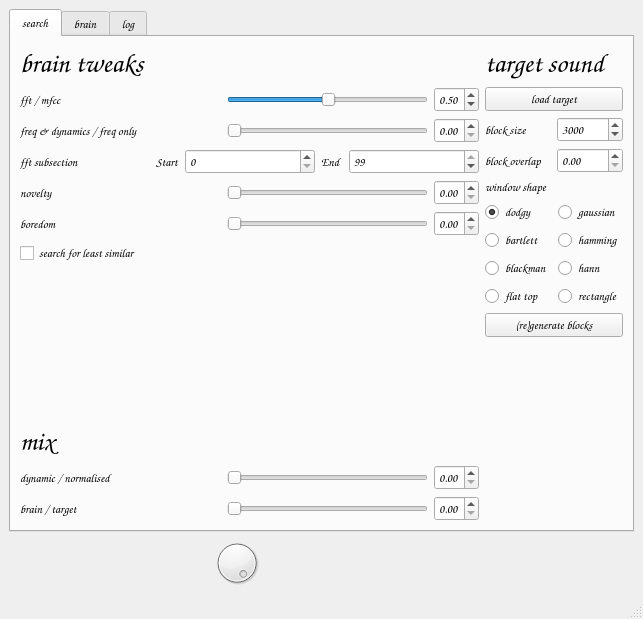
Above: samplebrain/interface/samplebrain.ui from aeiouaeiouaeiouaeiouaeiouaeiou/samplebrain before the change. Below: the same form after it.
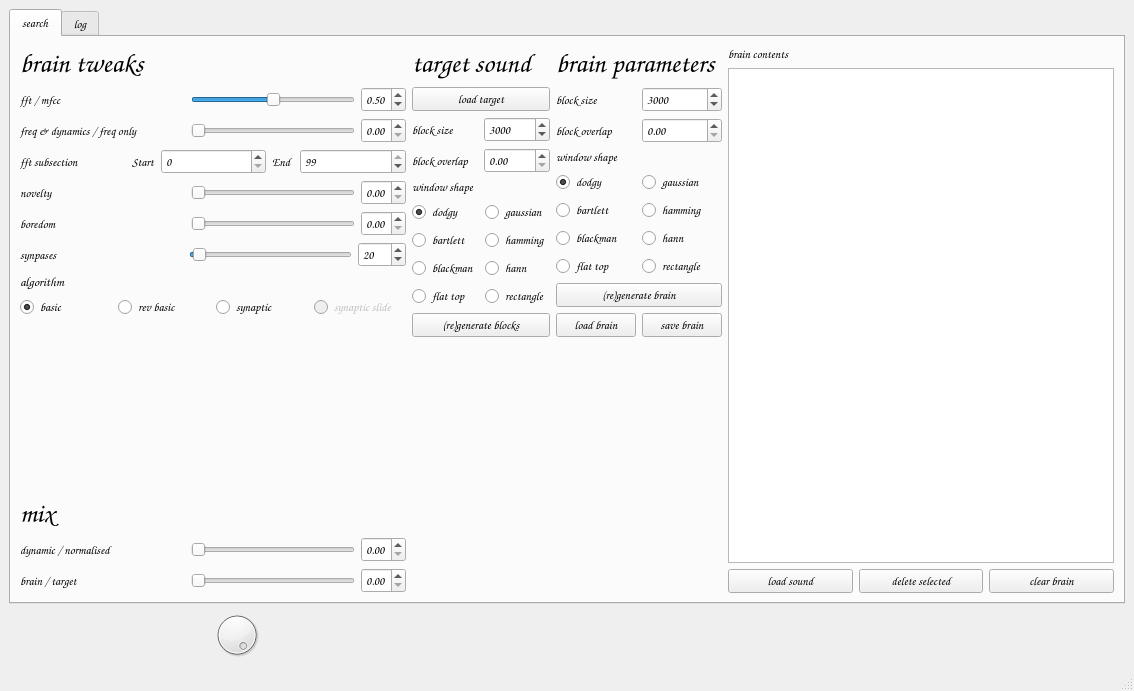
That is the form after the change. Icons and pictures are not drawn.

Commit message: added synaptic stuff to interface, fixes

The edit to the form file:
```diff
--- a/samplebrain/interface/samplebrain.ui
+++ b/samplebrain/interface/samplebrain.ui
@@ -6,12 +6,12 @@
    <rect>
     <x>0</x>
     <y>0</y>
-    <width>643</width>
-    <height>619</height>
+    <width>1134</width>
+    <height>691</height>
    </rect>
   </property>
   <property name="windowTitle">
-   <string>samplebrain 0.0.5</string>
+   <string>samplebrain 0.6</string>
   </property>
   <widget class="QWidget" name="centralwidget">
    <layout class="QVBoxLayout" name="verticalLayout_4">
@@ -31,7 +31,7 @@
        <attribute name="title">
         <string>search</string>
        </attribute>
-       <layout class="QHBoxLayout" name="horizontalLayout_17">
+       <layout class="QHBoxLayout" name="horizontalLayout_19">
         <item>
          <layout class="QVBoxLayout" name="verticalLayout_3">
           <item>
@@ -77,6 +77,9 @@
               <property name="toolTip">
                <string>plain fft match vs mfcc values </string>
               </property>
+              <property name="maximum">
+               <number>100</number>
+              </property>
               <property name="value">
                <number>50</number>
               </property>
@@ -134,6 +137,9 @@
               <property name="toolTip">
                <string>match original or normalised blocks</string>
               </property>
+              <property name="maximum">
+               <number>100</number>
+              </property>
               <property name="value">
                <number>0</number>
               </property>
@@ -273,6 +279,9 @@
               <property name="toolTip">
                <string>use new blocks rather than similar ones</string>
               </property>
+              <property name="maximum">
+               <number>100</number>
+              </property>
               <property name="value">
                <number>0</number>
               </property>
@@ -333,6 +342,9 @@
               <property name="toolTip">
                <string>how long it takes for the novelty to ware off</string>
               </property>
+              <property name="maximum">
+               <number>100</number>
+              </property>
               <property name="value">
                <number>0</number>
               </property>
@@ -363,27 +375,151 @@
            </layout>
           </item>
           <item>
-           <widget class="QCheckBox" name="checkBoxInvert">
-            <property name="sizeIncrement">
-             <size>
-              <width>0</width>
-              <height>0</height>
-             </size>
-            </property>
-            <property name="toolTip">
-             <string extracomment="invert the search"/>
+           <layout class="QHBoxLayout" name="horizontalLayout_17">
+            <item>
+             <widget class="QLabel" name="label_26">
+              <property name="font">
+               <font>
+                <family>Comic Sans MS</family>
+                <pointsize>9</pointsize>
+                <weight>75</weight>
+                <bold>true</bold>
+               </font>
+              </property>
+              <property name="toolTip">
+               <string/>
+              </property>
+              <property name="text">
+               <string>synpases</string>
+              </property>
+             </widget>
+            </item>
+            <item>
+             <widget class="QSlider" name="sliderSynapses">
+              <property name="sizePolicy">
+               <sizepolicy hsizetype="Preferred" vsizetype="Fixed">
+                <horstretch>0</horstretch>
+                <verstretch>0</verstretch>
+               </sizepolicy>
+              </property>
+              <property name="toolTip">
+               <string>how many connections to search (ordered in closeness)</string>
+              </property>
+              <property name="maximum">
+               <number>1000</number>
+              </property>
+              <property name="value">
+               <number>20</number>
+              </property>
+              <property name="orientation">
+               <enum>Qt::Horizontal</enum>
+              </property>
+             </widget>
+            </item>
+            <item>
+             <widget class="QSpinBox" name="spinBoxSynapses">
+              <property name="sizePolicy">
+               <sizepolicy hsizetype="Fixed" vsizetype="Fixed">
+                <horstretch>0</horstretch>
+                <verstretch>0</verstretch>
+               </sizepolicy>
+              </property>
+              <property name="toolTip">
+               <string>how many connections to search (ordered in closeness)</string>
+              </property>
+              <property name="maximum">
+               <number>1000</number>
+              </property>
+              <property name="value">
+               <number>20</number>
+              </property>
+             </widget>
+            </item>
+           </layout>
+          </item>
+          <item>
+           <widget class="QLabel" name="label_27">
+            <property name="font">
+             <font>
+              <family>Comic Sans MS</family>
+              <pointsize>10</pointsize>
+              <weight>75</weight>
+              <bold>true</bold>
+             </font>
             </property>
             <property name="text">
-             <string>search for least similar</string>
-            </property>
-            <property name="iconSize">
-             <size>
-              <width>16</width>
-              <height>16</height>
-             </size>
+             <string>algorithm</string>
             </property>
            </widget>
           </item>
+          <item>
+           <layout class="QHBoxLayout" name="horizontalLayout_18">
+            <item>
+             <widget class="QRadioButton" name="radioButtonAlgoBasic">
+              <property name="toolTip">
+               <string>full brain search</string>
+              </property>
+              <property name="text">
+               <string>basic</string>
+              </property>
+              <property name="checked">
+               <bool>true</bool>
+              </property>
+              <attribute name="buttonGroup">
+               <string notr="true">buttonGroup_3</string>
+              </attribute>
+             </widget>
+            </item>
+            <item>
+             <widget class="QRadioButton" name="radioButtonAlgoRevBasic">
+              <property name="toolTip">
+               <string>full brain reverse search</string>
+              </property>
+              <property name="text">
+               <string>rev basic</string>
+              </property>
+              <attribute name="buttonGroup">
+               <string notr="true">buttonGroup_3</string>
+              </attribute>
+             </widget>
+            </item>
+            <item>
+             <widget class="QRadioButton" name="radioButtonSynaptic">
+              <property name="toolTip">
+               <string>search based on synapse connections</string>
+              </property>
+              <property name="text">
+               <string>synaptic</string>
+              </property>
+              <property name="checked">
+               <bool>false</bool>
+              </property>
+              <attribute name="buttonGroup">
+               <string notr="true">buttonGroup_3</string>
+              </attribute>
+             </widget>
+            </item>
+            <item>
+             <widget class="QRadioButton" name="radioButtonSynapticSlide">
+              <property name="enabled">
+               <bool>false</bool>
+              </property>
+              <property name="toolTip">
+               <string>search based on synapses and sonify search process</string>
+              </property>
+              <property name="text">
+               <string>synaptic slide</string>
+              </property>
+              <property name="checkable">
+               <bool>true</bool>
+              </property>
+              <attribute name="buttonGroup">
+               <string notr="true">buttonGroup_3</string>
+              </attribute>
+             </widget>
+            </item>
+           </layout>
+          </item>
           <item>
            <spacer name="horizontalSpacer_2">
             <property name="orientation">
@@ -391,7 +527,7 @@
             </property>
             <property name="sizeHint" stdset="0">
              <size>
-              <width>40</width>
+              <width>21</width>
               <height>20</height>
              </size>
             </property>
@@ -641,6 +777,9 @@
               <property name="text">
                <string>bartlett</string>
               </property>
+              <attribute name="buttonGroup">
+               <string notr="true">buttonGroup_2</string>
+              </attribute>
              </widget>
             </item>
             <item row="4" column="0">
@@ -648,6 +787,9 @@
               <property name="text">
                <string>blackman</string>
               </property>
+              <attribute name="buttonGroup">
+               <string notr="true">buttonGroup_2</string>
+              </attribute>
              </widget>
             </item>
             <item row="2" column="1">
@@ -655,6 +797,9 @@
               <property name="text">
                <string>gaussian</string>
               </property>
+              <attribute name="buttonGroup">
+               <string notr="true">buttonGroup_2</string>
+              </attribute>
              </widget>
             </item>
             <item row="3" column="1">
@@ -662,6 +807,9 @@
               <property name="text">
                <string>hamming</string>
               </property>
+              <attribute name="buttonGroup">
+               <string notr="true">buttonGroup_2</string>
+              </attribute>
              </widget>
             </item>
             <item row="4" column="1">
@@ -669,6 +817,9 @@
               <property name="text">
                <string>hann</string>
               </property>
+              <attribute name="buttonGroup">
+               <string notr="true">buttonGroup_2</string>
+              </attribute>
              </widget>
             </item>
             <item row="5" column="0">
@@ -676,6 +827,9 @@
               <property name="text">
                <string>flat top</string>
               </property>
+              <attribute name="buttonGroup">
+               <string notr="true">buttonGroup_2</string>
+              </attribute>
              </widget>
             </item>
             <item row="2" column="0">
@@ -686,6 +840,9 @@
               <property name="checked">
                <bool>true</bool>
               </property>
+              <attribute name="buttonGroup">
+               <string notr="true">buttonGroup_2</string>
+              </attribute>
              </widget>
             </item>
             <item row="5" column="1">
@@ -693,6 +850,9 @@
               <property name="text">
                <string>rectangle</string>
               </property>
+              <attribute name="buttonGroup">
+               <string notr="true">buttonGroup_2</string>
+              </attribute>
              </widget>
             </item>
             <item row="1" column="0">
@@ -733,13 +893,6 @@
           </item>
          </layout>
         </item>
-       </layout>
-      </widget>
-      <widget class="QWidget" name="sampleTab">
-       <attribute name="title">
-        <string>brain</string>
-       </attribute>
-       <layout class="QHBoxLayout" name="horizontalLayout_5">
         <item>
          <layout class="QVBoxLayout" name="verticalLayout_2">
           <item>
@@ -818,66 +971,90 @@
           </item>
           <item>
            <layout class="QGridLayout" name="gridLayout">
-            <item row="3" column="0">
-             <widget class="QRadioButton" name="radioButton_bartlett">
-              <property name="text">
-               <string>bartlett</string>
-              </property>
-             </widget>
-            </item>
-            <item row="2" column="0">
-             <widget class="QRadioButton" name="radioButton_dodgy">
-              <property name="text">
-               <string>dodgy</string>
-              </property>
-              <property name="checked">
-               <bool>true</bool>
-              </property>
-             </widget>
-            </item>
-            <item row="4" column="0">
-             <widget class="QRadioButton" name="radioButton_blackman">
-              <property name="text">
-               <string>blackman</string>
-              </property>
-             </widget>
-            </item>
-            <item row="2" column="1">
+            <item row="3" column="1">
              <widget class="QRadioButton" name="radioButton_gaussian">
               <property name="text">
                <string>gaussian</string>
               </property>
+              <attribute name="buttonGroup">
+               <string notr="true">buttonGroup</string>
+              </attribute>
              </widget>
             </item>
-            <item row="3" column="1">
+            <item row="4" column="1">
              <widget class="QRadioButton" name="radioButton_hamming">
               <property name="text">
                <string>hamming</string>
               </property>
+              <attribute name="buttonGroup">
+               <string notr="true">buttonGroup</string>
+              </attribute>
              </widget>
             </item>
-            <item row="4" column="1">
-             <widget class="QRadioButton" name="radioButton_hann">
+            <item row="3" column="0">
+             <widget class="QRadioButton" name="radioButton_dodgy">
               <property name="text">
-               <string>hann</string>
+               <string>dodgy</string>
               </property>
+              <property name="checked">
+               <bool>true</bool>
+              </property>
+              <attribute name="buttonGroup">
+               <string notr="true">buttonGroup</string>
+              </attribute>
              </widget>
             </item>
             <item row="5" column="0">
-             <widget class="QRadioButton" name="radioButton_flattop">
+             <widget class="QRadioButton" name="radioButton_blackman">
               <property name="text">
-               <string>flat top</string>
+               <string>blackman</string>
               </property>
+              <attribute name="buttonGroup">
+               <string notr="true">buttonGroup</string>
+              </attribute>
              </widget>
             </item>
-            <item row="5" column="1">
+            <item row="6" column="1">
              <widget class="QRadioButton" name="radioButton_rectagle">
               <property name="text">
                <string>rectangle</string>
               </property>
+              <attribute name="buttonGroup">
+               <string notr="true">buttonGroup</string>
+              </attribute>
              </widget>
             </item>
-            <item row="1" column="0">
+            <item row="4" column="0">
+             <widget class="QRadioButton" name="radioButton_bartlett">
+              <property name="text">
+               <string>bartlett</string>
+              </property>
+              <attribute name="buttonGroup">
+               <string notr="true">buttonGroup</string>
+              </attribute>
+             </widget>
+            </item>
+            <item row="6" column="0">
+             <widget class="QRadioButton" name="radioButton_flattop">
+              <property name="text">
+               <string>flat top</string>
+              </property>
+              <attribute name="buttonGroup">
+               <string notr="true">buttonGroup</string>
+              </attribute>
+             </widget>
+            </item>
+            <item row="5" column="1">
+             <widget class="QRadioButton" name="radioButton_hann">
+              <property name="text">
+               <string>hann</string>
+              </property>
+              <attribute name="buttonGroup">
+               <string notr="true">buttonGroup</string>
+              </attribute>
+             </widget>
+            </item>
+            <item row="2" column="0">
              <widget class="QLabel" name="label_4">
               <property name="text">
                <string>window shape</string>
@@ -896,14 +1073,14 @@
              </font>
             </property>
             <property name="text">
-             <string>(re)generate</string>
+             <string>(re)generate brain</string>
             </property>
            </widget>
           </item>
           <item>
            <layout class="QHBoxLayout" name="horizontalLayout_7">
             <item>
-             <widget class="QPushButton" name="pushButtonLosdBrain">
+             <widget class="QPushButton" name="pushButtonLoadBrain">
               <property name="font">
                <font>
                 <family>Comic Sans MS</family>
@@ -912,7 +1089,7 @@
                </font>
               </property>
               <property name="text">
-               <string>load</string>
+               <string>load brain</string>
               </property>
              </widget>
             </item>
@@ -926,7 +1103,7 @@
                </font>
               </property>
               <property name="text">
-               <string>save</string>
+               <string>save brain</string>
               </property>
              </widget>
             </item>
```
Left out of the diff: 636 changed lines with no effect on the pictures. The commit also changes 11 other files.
